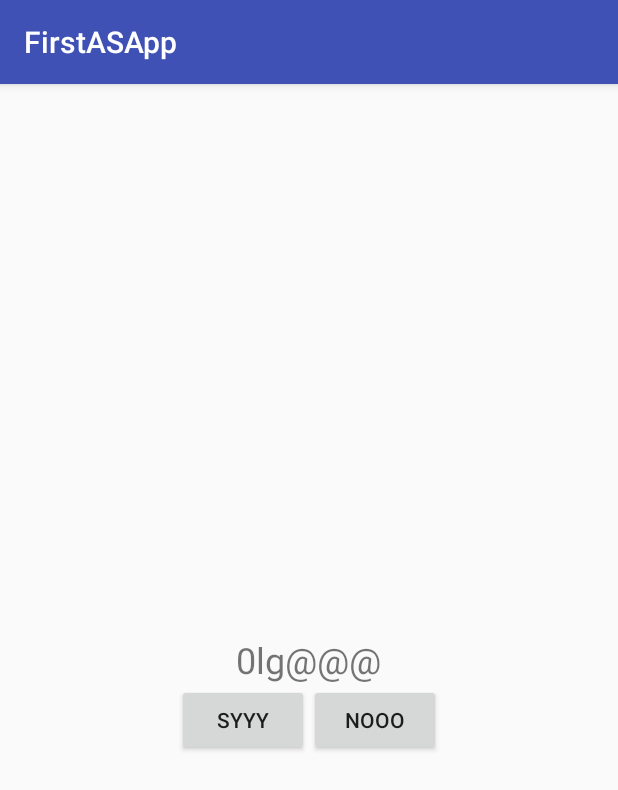
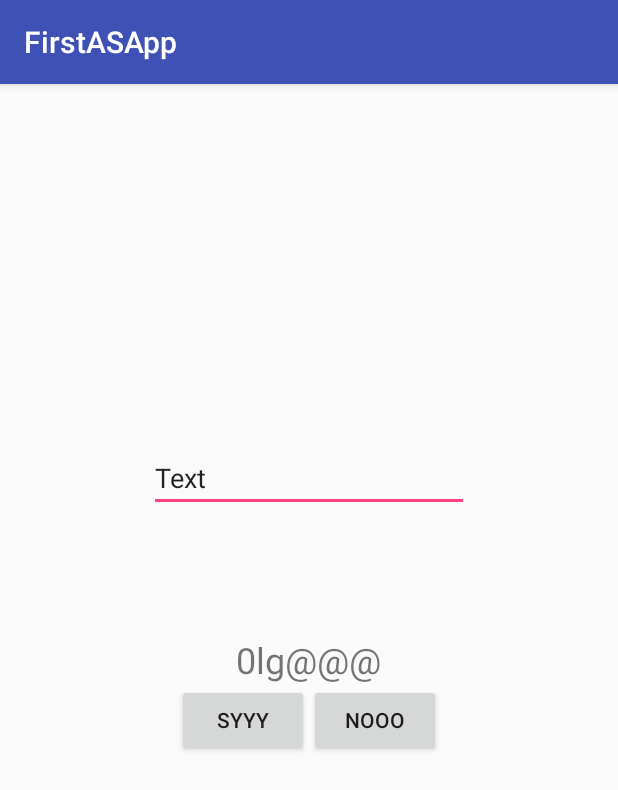
Before and after one commit to Jendoliver/DAM2AndroidStudioProjects, an Android app: the screen it shows after launch (MainActivity), on a phone screen of 412 x 824 dp. Shown: the top 790 px of the screen. Run offline under Robolectric (Android 15) with nearby library versions, the phone set to English and light mode, and no system bars.

Commit message:
Some loko improvements on HelloWorld

```diff
--- a/FirstASApp/app/src/main/java/com/apporelbotna/firstasapp/MainActivity.java
+++ b/FirstASApp/app/src/main/java/com/apporelbotna/firstasapp/MainActivity.java
@@ -2,15 +2,37 @@ package com.apporelbotna.firstasapp;
 
 import android.support.v7.app.AppCompatActivity;
 import android.os.Bundle;
+import android.view.View;
+import android.widget.Button;
+import android.widget.EditText;
 import android.widget.TextView;
 
 public class MainActivity extends AppCompatActivity {
+
+    TextView textView;
 
     @Override
     protected void onCreate(Bundle savedInstanceState) {
         super.onCreate(savedInstanceState);
         setContentView(R.layout.activity_main);
-        TextView textView = (TextView) findViewById(R.id.tv_olga);
-        textView.setText(getResources().getIdentifier("converted_main", "string", "values"));
+        textView = (TextView) findViewById(R.id.tv_olga);
+
+        // Events
+        Button syy = (Button) findViewById(R.id.btn1);
+        syy.setOnClickListener(new View.OnClickListener() {
+            @Override
+            public void onClick(View view) {
+                textView.setText("Ese syy ke syyyyy");
+            }
+        });
+
+        Button noo = (Button) findViewById(R.id.btn2);
+        final EditText textInput = (EditText) findViewById(R.id.input1);
+        noo.setOnClickListener(new View.OnClickListener() {
+            @Override
+            public void onClick(View view) {
+                textView.setText(textInput.getText());
+            }
+        });
     }
 }
--- a/FirstASApp/app/src/main/res/layout/activity_main.xml
+++ b/FirstASApp/app/src/main/res/layout/activity_main.xml
@@ -25,14 +25,14 @@
         android:layout_centerHorizontal="true">
 
         <Button
-            android:id="@+id/btn"
+            android:id="@+id/btn1"
             android:layout_width="wrap_content"
             android:layout_height="wrap_content"
             android:layout_weight="1"
             android:text="syyy"/>
 
         <Button
-            android:id="@+id/btn1"
+            android:id="@+id/btn2"
             android:layout_width="wrap_content"
             android:layout_height="wrap_content"
             android:layout_weight="1"
@@ -40,4 +40,15 @@
 
     </LinearLayout>
 
+    <EditText
+        android:id="@+id/input1"
+        android:layout_width="wrap_content"
+        android:layout_height="wrap_content"
+        android:layout_above="@+id/tv_olga"
+        android:layout_centerHorizontal="true"
+        android:layout_marginBottom="82dp"
+        android:ems="10"
+        android:inputType="textPersonName"
+        android:text="Text"/>
+
 </RelativeLayout>
```
